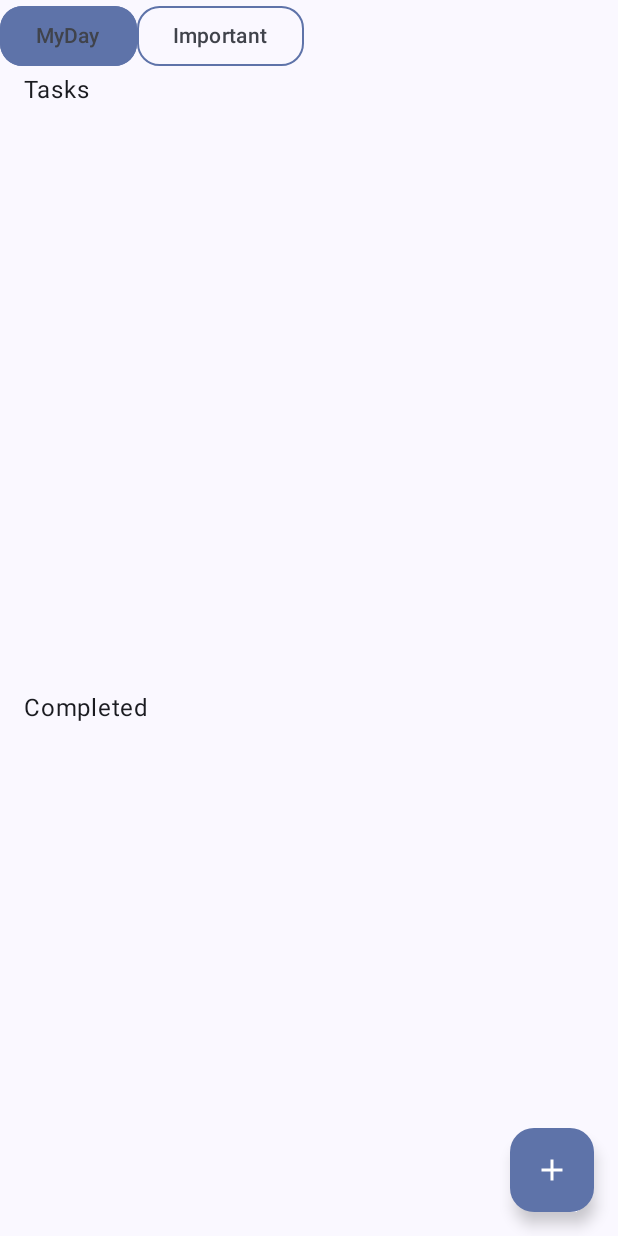
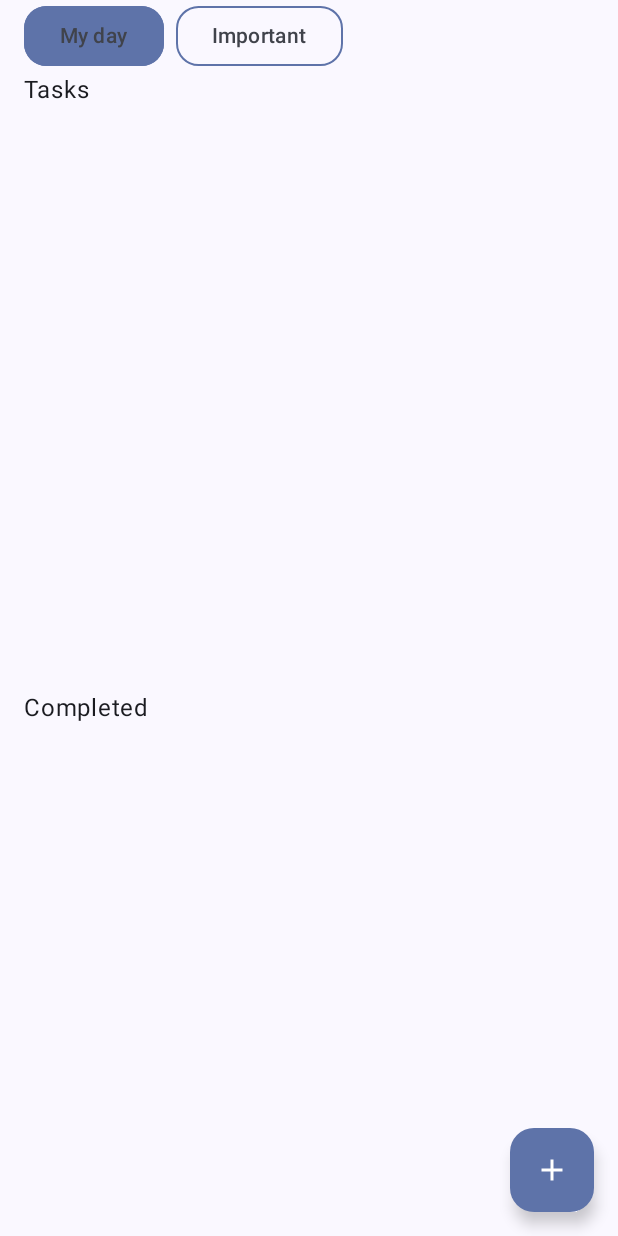
Before and after one commit to Madold/DayMinder, an Android app built with Jetpack Compose: the screen it shows after launch (MainActivity), on a phone screen of 412 x 824 dp. Run offline under Robolectric (Android 15) with nearby library versions, the light colour scheme and no system bars; our stand-ins replace Dagger/Hilt's generated code, Room's generated code, Timber; libraries missing offline, so code that uses them is left out: com.orhanobut.logger.

Commit message:
Added transalations for task filters

```diff
--- a/app/src/main/java/com/markusw/dayminder/home/presentation/HomeScreen.kt
+++ b/app/src/main/java/com/markusw/dayminder/home/presentation/HomeScreen.kt
@@ -34,7 +34,10 @@ fun HomeScreen(
     Scaffold(
         topBar = {
             Row(
-                modifier = Modifier.fillMaxWidth()
+                modifier = Modifier
+                    .fillMaxWidth()
+                    .padding(horizontal = 16.dp),
+                horizontalArrangement = Arrangement.spacedBy(8.dp)
             ) {
                 SortType.values().forEach { sortType ->
                     Row(
@@ -44,7 +47,7 @@ fun HomeScreen(
                             onClick = { onEvent(HomeUiEvent.ChangeSortType(sortType)) },
                             isSelected = state.sortType == sortType
                         ) {
-                            Text(text = sortType.name)
+                            Text(text = sortType.text.asString())
                         }
                     }
                 }
--- a/app/src/main/java/com/markusw/dayminder/home/presentation/HomeViewModel.kt
+++ b/app/src/main/java/com/markusw/dayminder/home/presentation/HomeViewModel.kt
@@ -28,7 +28,7 @@ class HomeViewModel @Inject constructor(
 ) : ViewModel() {
 
     private val _uiState = MutableStateFlow(HomeState())
-    private val _sortType = MutableStateFlow(SortType.MyDay)
+    private val _sortType = MutableStateFlow<SortType>(SortType.MyDay)
     private val _tasks = _sortType.flatMapLatest { sortType ->
         when (sortType) {
             SortType.MyDay -> getDailyTask()
--- a/app/src/main/java/com/markusw/dayminder/home/presentation/SortType.kt
+++ b/app/src/main/java/com/markusw/dayminder/home/presentation/SortType.kt
@@ -1,6 +1,24 @@
 package com.markusw.dayminder.home.presentation
 
-enum class SortType {
-    MyDay,
-    Important,
+import com.example.dayminder.R
+import com.markusw.dayminder.core.presentation.UiText
+
+
+sealed class SortType(
+    val text: UiText
+) {
+
+    companion object {
+        fun values() = listOf(
+            MyDay,
+            Important
+        )
+    }
+
+    data object MyDay: SortType(
+        text = UiText.StringResource(R.string.my_day)
+    )
+    data object Important: SortType(
+        text = UiText.StringResource(R.string.important)
+    )
 }
--- a/app/src/main/res/values/strings.xml
+++ b/app/src/main/res/values/strings.xml
@@ -19,4 +19,6 @@
     <string name="tasks">Tasks</string>
     <string name="completed">Completed</string>
     <string name="mark_as_important">Mark as important</string>
+    <string name="my_day">My day</string>
+    <string name="important">Important</string>
 </resources>
```
Also changed, not shown: 1 other file.
